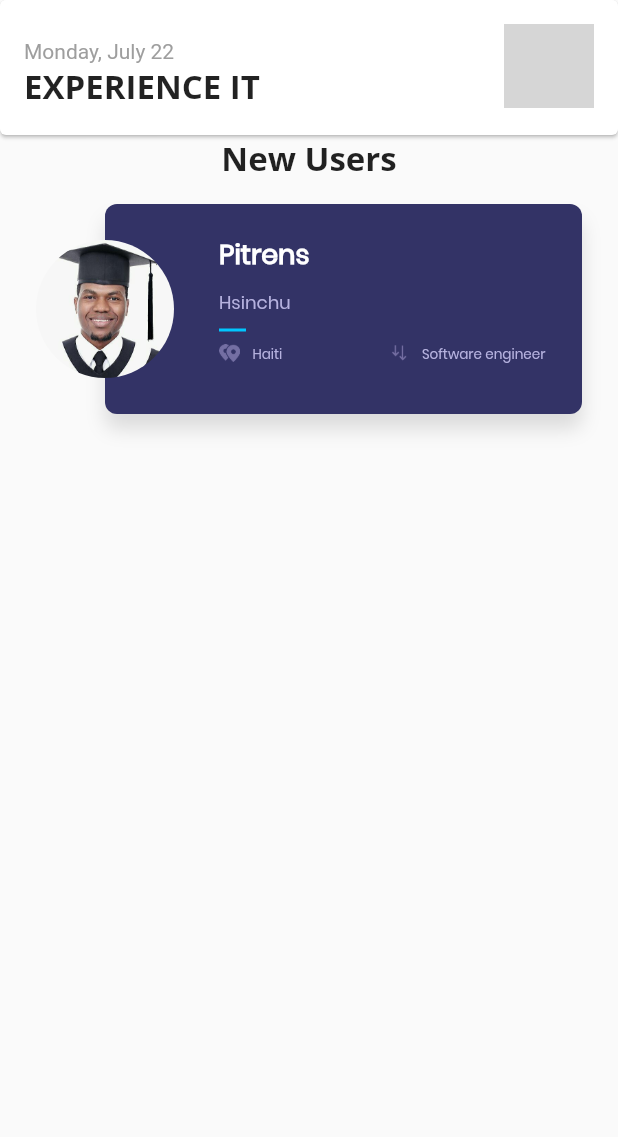
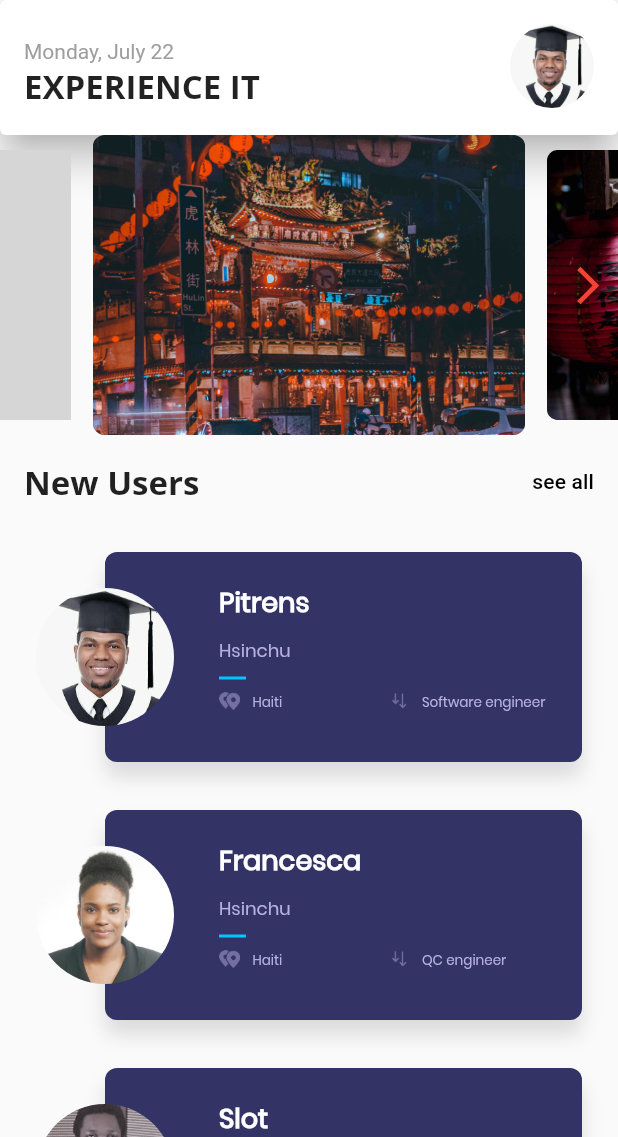
Before and after one commit to supertrens/TweetUp, a Flutter app: the screen it shows after launch, on a phone screen of 412 x 824 dp, the part 99-1236 px from its top. Run offline on Flutter 3.47's test engine with Material 2 defaults, Android fonts, the phone set to English and light mode, and no system bars; our stand-ins replace flutter_swiper; grey boxes are pictures that could not be loaded.

Commit message:
add hero carrousel to mainn page

```diff
--- a/lib/data/seed_data.dart
+++ b/lib/data/seed_data.dart
@@ -16,7 +16,7 @@ class DummyData {
         nationality: "Haiti",
         city: "Hsinchu",
         description: "I am one of the founder of this app",
-        occupation: "Quality Control engineer",
+        occupation: "QC engineer",
         image: "assets/images/francesca.jpeg"),
     const User(
         id: "1",
--- a/lib/main.dart
+++ b/lib/main.dart
@@ -45,8 +45,7 @@ class MyHomePage extends StatelessWidget {
   @override
   Widget build(BuildContext context) {
     return Scaffold(
-      // body: buildCard(currentDate, appSlogan, context),
-      body: new Column(
+      body: Column(
         children: <Widget>[
           CustomAppBar(),
           HomePageBody(),
--- a/lib/pages/home/body.dart
+++ b/lib/pages/home/body.dart
@@ -1,6 +1,8 @@
 import 'package:flutter/material.dart';
-import 'package:taibe/data/seed_data.dart';
+import 'package:taibe/pages/home/section_devider.dart';
 
+import '../../data/seed_data.dart';
+import './hero.dart';
 import './new_user_card.dart';
 import './profile_card.dart';
 
@@ -8,14 +10,26 @@ class HomePageBody extends StatelessWidget {
   static const users = DummyData.users;
   @override
   Widget build(BuildContext context) {
-    return Column(
-      children: <Widget>[
-        ProfileCard(),
-        Container(
-          child: Text("New Users", style: Theme.of(context).textTheme.title),
-        ),
-        NewUserCard(users[0])
-      ],
+    return Expanded(
+      child: Column(
+        children: <Widget>[
+          ProfileCard(),
+          HeroBanner(),
+          SectionDivider("New Users"),
+          Expanded(
+            child: buildListView(),
+          ),
+        ],
+      ),
     );
   }
+
+  ListView buildListView() {
+    return ListView.builder(
+              itemBuilder: (ctx, index) {
+                return NewUserCard(users[index]);
+              },
+              itemCount: users.length,
+              padding: EdgeInsets.symmetric(vertical: 16.0));
+  }
 }
--- /dev/null
+++ b/lib/pages/home/hero.dart
@@ -0,0 +1,49 @@
+import 'package:flutter/material.dart';
+import 'package:flutter_swiper/flutter_swiper.dart';
+
+class HeroBanner extends StatelessWidget {
+  static const List<String> taiwanImages = [
+    "assets/images/taiwan.jpg",
+    "assets/images/taiwan2.jpg",
+    "assets/images/taiwan3.jpg",
+    "assets/images/taiwan4.jpg",
+    "assets/images/taiwan5.jpg",
+  ];
+
+  @override
+  Widget build(BuildContext context) {
+    return Column(
+      children: <Widget>[
+        SizedBox(
+          width: double.infinity,
+          height: 200,
+          child: Swiper(
+            autoplay: true,
+            itemBuilder: (ctx, index) {
+              return Container(
+                child: GestureDetector(
+                  onTap: null,
+                  child: Hero(
+                    tag: "Taiwan",
+                    child: ClipRRect(
+                      borderRadius: BorderRadius.circular(8.0),
+                      child: FadeInImage(
+                        image: AssetImage(taiwanImages[index]),
+                        fit: BoxFit.cover,
+                        placeholder: AssetImage("assets/images/loading.gif"),
+                      ),
+                    ),
+                  ),
+                ),
+              );
+            },
+            itemCount: taiwanImages.length,
+            viewportFraction: 0.7,
+            scale: 0.9,
+            control: new SwiperControl(),
+          ),
+        )
+      ],
+    );
+  }
+}
--- a/lib/pages/home/new_user_card.dart
+++ b/lib/pages/home/new_user_card.dart
@@ -61,32 +61,33 @@ class NewUserCard extends StatelessWidget {
                       image: 'assets/images/ic_distance.png')),
               Expanded(
                   child: _userValue(
-                      value: user.occupation, image: 'assets/images/ic_gravity.png'))
+                      value: user.occupation,
+                      image: 'assets/images/ic_gravity.png'))
             ],
           ),
         ],
       ),
     );
 
-    final userCard = new Container(
+    final userCard = Container(
       child: userCardContent,
       height: 150.0,
-      margin: new EdgeInsets.only(left: 46.0),
-      decoration: new BoxDecoration(
-        color: new Color(0xFF333366),
+      margin: EdgeInsets.only(left: 46.0),
+      decoration: BoxDecoration(
+        color: Color(0xFF333366),
         shape: BoxShape.rectangle,
-        borderRadius: new BorderRadius.circular(8.0),
+        borderRadius: BorderRadius.circular(8.0),
         boxShadow: <BoxShadow>[
-          new BoxShadow(
+          BoxShadow(
             color: Colors.black12,
             blurRadius: 10.0,
-            offset: new Offset(0.0, 10.0),
+            offset: Offset(0.0, 10.0),
           ),
         ],
       ),
     );
 
-    return new Container(
+    return Container(
         height: 140.0,
         margin: const EdgeInsets.symmetric(
           vertical: 16.0,
--- a/lib/pages/home/profile_card.dart
+++ b/lib/pages/home/profile_card.dart
@@ -7,7 +7,7 @@ class ProfileCard extends StatelessWidget {
   @override
   Widget build(BuildContext context) {
     return Card(
-      elevation: 1,
+      elevation: 10,
       margin: EdgeInsets.symmetric(vertical: 0, horizontal: 0),
       child: Container(
         height: 90,
@@ -26,12 +26,9 @@ class ProfileCard extends StatelessWidget {
               )
             ],
           ),
-          trailing: CircleAvatar(
-            radius: 30,
-            // my github profile pic
-            backgroundImage: NetworkImage(
-                "https://avatars1.githubusercontent.com/u/11289465?s=460&v=4"),
-          ),
+          trailing: ClipRRect(
+              borderRadius: BorderRadius.circular(50),
+              child: Image.asset("assets/images/me.jpeg")),
         ),
       ),
     );
--- /dev/null
+++ b/lib/pages/home/section_devider.dart
@@ -0,0 +1,24 @@
+import 'package:flutter/material.dart';
+
+class SectionDivider extends StatelessWidget {
+  final String sectionTitle;
+
+  SectionDivider(this.sectionTitle);
+
+  @override
+  Widget build(BuildContext context) {
+    return Row(
+      mainAxisAlignment: MainAxisAlignment.spaceBetween,
+      children: <Widget>[
+        Container(
+          padding: EdgeInsets.only(top: 16.0, left: 16),
+          child: Text(sectionTitle, style: Theme.of(context).textTheme.title),
+        ),
+        Container(
+          padding: EdgeInsets.only(top: 16.0, right: 16),
+          child: Text("see all", style: Theme.of(context).textTheme.subtitle),
+        ),
+      ],
+    );
+  }
+}
```
Also changed, not shown: pubspec.yaml (+8 -0 lines), assets/images/loading.gif (added), assets/images/taiwan.jpg (added), assets/images/taiwan2.jpg (added), assets/images/taiwan3.jpg (added), assets/images/taiwan4.jpg (added), assets/images/taiwan5.jpg (added), pubspec.lock.
